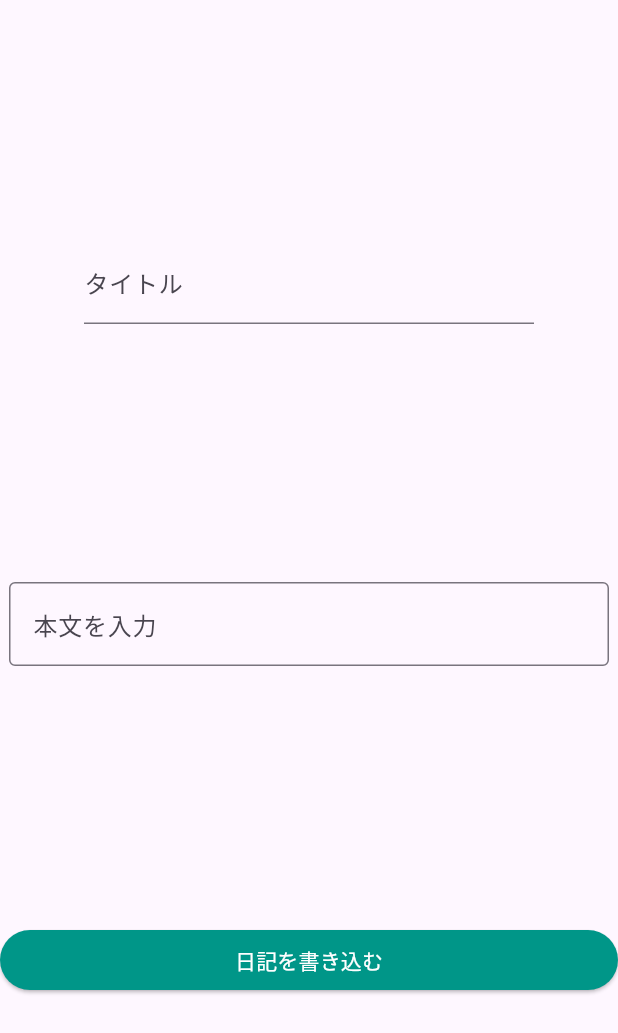
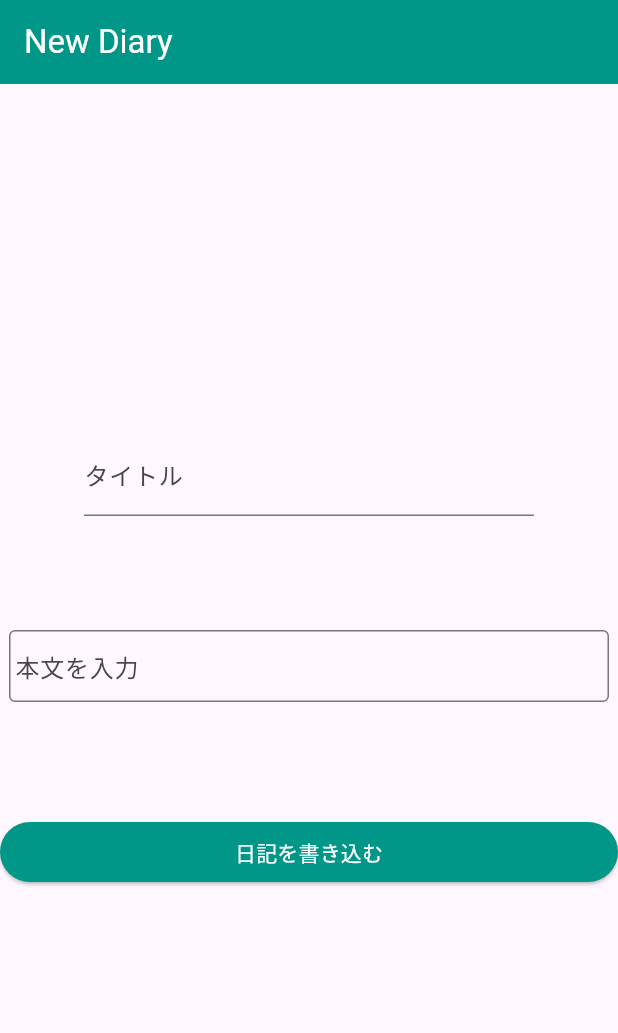
Before and after one commit to penguin104/diary, a Flutter app: the screen it shows after launch, on a phone screen of 412 x 824 dp. Shown: the top 1033 px of the screen. Run offline on Flutter 3.47's test engine with Material 3 defaults, Android fonts, the phone set to English and light mode, and no system bars.

Commit message:
高さは調整できなかったが、改行を可能とした。 ヘッダーを組み込み

```diff
--- a/lib/newDiary.dart
+++ b/lib/newDiary.dart
@@ -27,14 +27,16 @@ class newDiary extends StatelessWidget {
     final textMain =TextEditingController();
     final mainDiary = TextField(
       controller: textMain,
+      maxLines: null,
       decoration: InputDecoration(
+        contentPadding: EdgeInsets.symmetric(vertical: 1),
         border: OutlineInputBorder(),
         labelText: "本文を入力",
       ),
     );
     final conMain = Container(
       width: 400,
-      height: 400,
+      height: 200,
       child: mainDiary,
       alignment: Alignment.center,
     );
@@ -73,7 +75,22 @@ class newDiary extends StatelessWidget {
       child:col,
     );
 
-    return conNewDiaryView;
+    final newDiaryScafold = Scaffold(
+      appBar: AppBar(
+        backgroundColor: Colors.teal,
+        title: Text(
+          "New Diary",
+          style: TextStyle(
+            color: Colors.white,
+          ),
+        ),
+      ),
+      body: Center(
+        child:conNewDiaryView,
+      ),
+    );
+
+    return newDiaryScafold;
   }
 }
 // 本文のところの大きさなんとか白
```
